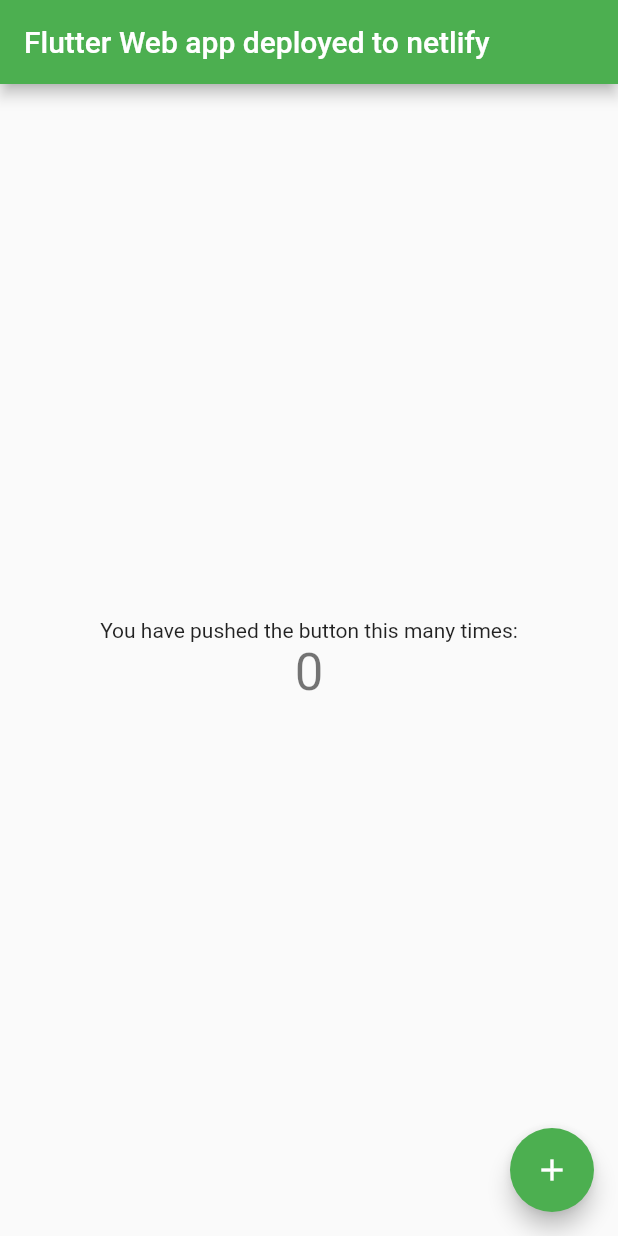
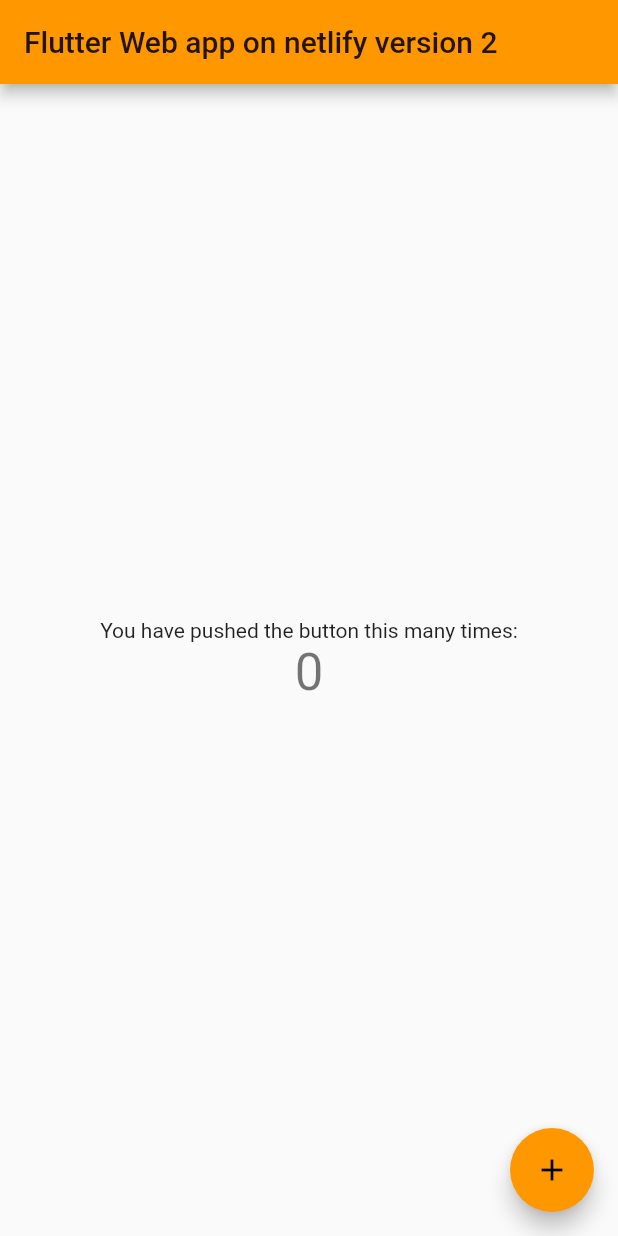
Before and after one commit to ashutoshchaudhari1/flutter_webapp, a Flutter app: the screen it shows after launch, on a phone screen of 412 x 824 dp. Run offline on Flutter 3.47's test engine with Material 2 defaults, Android fonts, the phone set to English and light mode, and no system bars.

Commit message:
Version 2

```diff
--- a/lib/main.dart
+++ b/lib/main.dart
@@ -9,12 +9,12 @@ class MyApp extends StatelessWidget {
   @override
   Widget build(BuildContext context) {
     return MaterialApp(
-      title: 'Flutter web app',
+      title: 'Flutter web app vers 2',
       theme: ThemeData(
 
-        primarySwatch: Colors.green,
+        primarySwatch: Colors.orange,
       ),
-      home: MyHomePage(title: 'Flutter Web app deployed to netlify'),
+      home: MyHomePage(title: 'Flutter Web app on netlify version 2'),
     );
   }
 }
```
Also changed, not shown: 3 other files.
